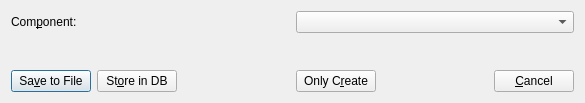
Qt form nxsconfigtool/ui/creatordlg.ui (jkotan/nexdatas.configtool) before a commit.
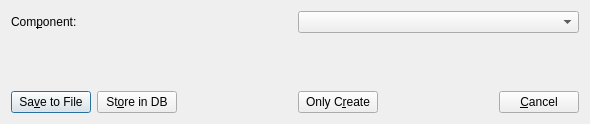
The same form after that commit.

The edit to the form file:
```diff
--- a/nxsconfigtool/ui/creatordlg.ui
+++ b/nxsconfigtool/ui/creatordlg.ui
@@ -6,8 +6,8 @@
    <rect>
     <x>0</x>
     <y>0</y>
-    <width>585</width>
-    <height>103</height>
+    <width>590</width>
+    <height>124</height>
    </rect>
   </property>
   <property name="maximumSize">
@@ -23,6 +23,20 @@
    <item row="0" column="0">
     <layout class="QVBoxLayout" name="verticalLayout">
      <item>
+      <widget class="QFrame" name="compFrame">
+       <property name="frameShape">
+        <enum>QFrame::NoFrame</enum>
+       </property>
+       <property name="frameShadow">
+        <enum>QFrame::Raised</enum>
+       </property>
+       <layout class="QGridLayout" name="gridLayout_2">
+        <property name="margin">
+         <number>0</number>
+        </property>
+        <item row="0" column="0">
+         <layout class="QVBoxLayout" name="verticalLayout_2">
+          <item>
       <layout class="QHBoxLayout" name="horizontalLayout_2">
        <item>
         <widget class="QLabel" name="compLabel">
@@ -39,18 +53,23 @@
        </item>
       </layout>
      </item>
-     <item>
-      <spacer name="verticalSpacer_2">
+         </layout>
+        </item>
+        <item row="1" column="0">
+         <spacer name="verticalSpacer">
        <property name="orientation">
         <enum>Qt::Vertical</enum>
        </property>
        <property name="sizeHint" stdset="0">
         <size>
-         <width>559</width>
-         <height>13</height>
+            <width>20</width>
+            <height>40</height>
         </size>
        </property>
       </spacer>
+        </item>
+       </layout>
+      </widget>
      </item>
      <item>
       <layout class="QHBoxLayout" name="horizontalLayout">
```
Lines whose indentation alone changed are shown as unchanged.
